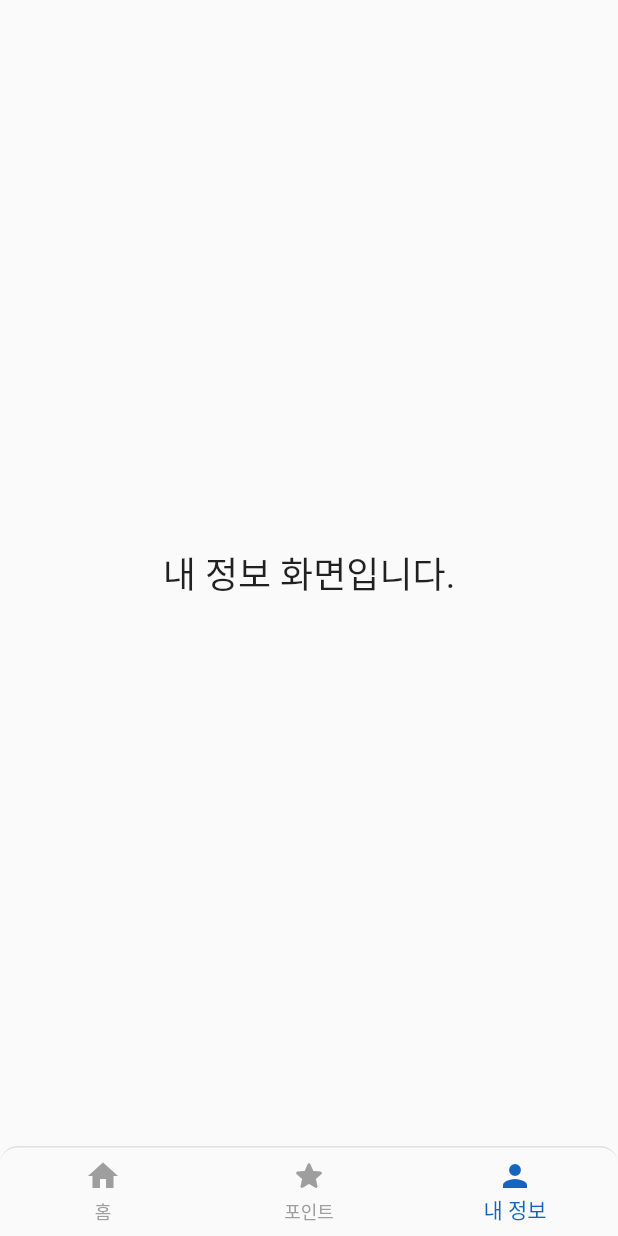
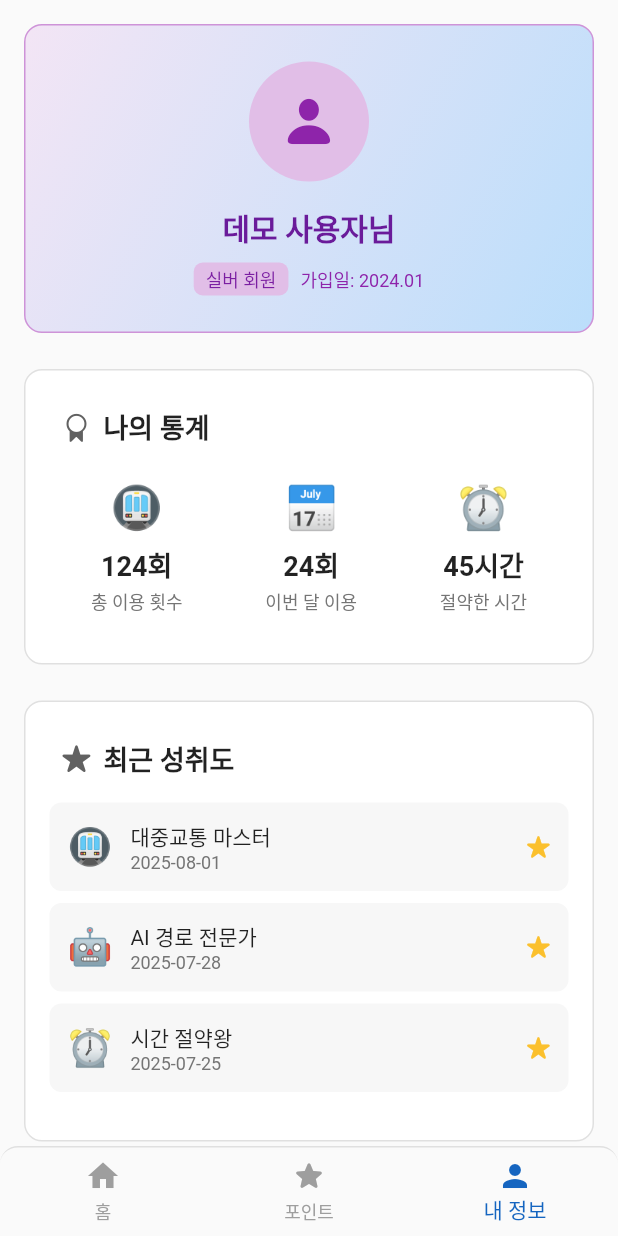
Before and after one commit to LikeLion-CJU-CPR/bustar_app, a Flutter app: the screen it shows after launch, item 3 of the bottom bar chosen, on a phone screen of 412 x 824 dp. Run offline on Flutter 3.47's test engine with Material 3 defaults, Android fonts, the phone set to English and light mode, and no system bars.

Commit message:
feat: 내 정보 페이지 작성
- 내 정보 페이지 내용 작성
- 내 정보 페이지 관련 파일들을 screens/my_info 디렉토리로 배치

```diff
--- a/lib/main_screen.dart
+++ b/lib/main_screen.dart
@@ -2,7 +2,7 @@ import 'package:bustar_app/screens/point_screen.dart';
 import 'package:flutter/material.dart';
 
 import 'screens/home_screen.dart';
-import 'screens/my_info_screen.dart';
+import 'screens/my_info/my_info_screen.dart';
 
 class MainScreen extends StatefulWidget {
   const MainScreen({super.key});
--- /dev/null
+++ b/lib/screens/my_info/my_info_screen.dart
@@ -0,0 +1,67 @@
+import 'package:flutter/material.dart';
+
+import 'widgets/achievements_card.dart';
+import 'widgets/header_card.dart';
+import 'widgets/stats_card.dart';
+
+/// 사용자 정보 화면을 표시하는 스크린 위젯입니다.
+///
+/// 사용자 이름, 등급, 가입일, 주요 통계, 최근 성취도, 앱 정보 등을
+/// 각각의 카드 형태로 보여줍니다.
+class MyInfoScreen extends StatelessWidget {
+  /// 기본 사용자 이름을 '데모 사용자'로 설정합니다.
+  const MyInfoScreen({super.key, this.userName = "데모 사용자"});
+
+  /// 사용자 이름. 홈 스크린 등 다른 곳에서 전달받을 수 있습니다.
+  final String userName;
+
+  @override
+  Widget build(BuildContext context) {
+    // --- 임시 데이터 ---
+    // 실제 앱에서는 이 데이터들을 API 호출 등을 통해 동적으로 가져와야 합니다.
+    const String userLevel = "실버 회원";
+    const String memberSince = "2024.01";
+
+    // '나의 통계' 카드에 표시될 데이터 목록
+    final List<Map<String, String>> stats = [
+      {"label": "총 이용 횟수", "value": "124회", "icon": "🚇"},
+      {"label": "이번 달 이용", "value": "24회", "icon": "📅"},
+      {"label": "절약한 시간", "value": "45시간", "icon": "⏰"},
+    ];
+
+    // '최근 성취도' 카드에 표시될 데이터 목록
+    final List<Map<String, String>> recentAchievements = [
+      {"name": "대중교통 마스터", "icon": "🚇", "date": "2025-08-01"},
+      {"name": "AI 경로 전문가", "icon": "🤖", "date": "2025-07-28"},
+      {"name": "시간 절약왕", "icon": "⏰", "date": "2025-07-25"},
+    ];
+    // --- 임시 데이터 끝 ---
+
+    return Scaffold(
+      backgroundColor: Colors.grey[50], // 화면 전체 배경색을 밝은 회색으로 설정
+      body: SafeArea(
+        child: SingleChildScrollView(
+          // 내용이 길어지면 스크롤이 가능하도록 합니다.
+          child: Padding(
+            padding: const EdgeInsets.all(16.0), // 화면 전체에 여백을 줍니다.
+            child: Column(
+              children: [
+                // 각 정보 섹션을 카드 위젯으로 만듭니다.
+                HeaderCard(
+                  userName: userName,
+                  userLevel: userLevel,
+                  memberSince: memberSince,
+                ),
+                const SizedBox(height: 24), // 카드 사이의 간격
+                StatsCard(stats: stats),
+                const SizedBox(height: 24),
+                AchievementsCard(achievements: recentAchievements),
+                const SizedBox(height: 24),
+              ],
+            ),
+          ),
+        ),
+      ),
+    );
+  }
+}
--- /dev/null
+++ b/lib/screens/my_info/widgets/achievements_card.dart
@@ -0,0 +1,55 @@
+import 'package:flutter/cupertino.dart';
+import 'package:flutter/material.dart';
+
+import '../../../widgets/custom_card.dart';
+
+class AchievementsCard extends StatelessWidget {
+  const AchievementsCard({super.key, required this.achievements});
+
+  final List<Map<String, String>> achievements;
+
+  @override
+  Widget build(BuildContext context) {
+    return CustomCard(
+      header: const CardHeader(icon: CupertinoIcons.star_fill, title: '최근 성취도'),
+      content: Column(
+        children: achievements.map((item) {
+          return Container(
+            margin: const EdgeInsets.only(bottom: 8, left: 16, right: 16),
+            padding: const EdgeInsets.all(12.0),
+            decoration: BoxDecoration(
+              color: Colors.grey.shade200.withValues(alpha: .5),
+              borderRadius: BorderRadius.circular(8.0),
+            ),
+            child: Row(
+              children: [
+                Text(item['icon']!, style: const TextStyle(fontSize: 24)),
+                const SizedBox(width: 12),
+                Expanded(
+                  child: Column(
+                    crossAxisAlignment: CrossAxisAlignment.start,
+                    children: [
+                      Text(item['name']!, style: const TextStyle(fontSize: 14)),
+                      Text(
+                        item['date']!,
+                        style: TextStyle(
+                          fontSize: 12,
+                          color: Colors.grey.shade600,
+                        ),
+                      ),
+                    ],
+                  ),
+                ),
+                Icon(
+                  CupertinoIcons.star_fill,
+                  size: 16,
+                  color: Colors.yellow.shade700,
+                ),
+              ],
+            ),
+          );
+        }).toList(),
+      ),
+    );
+  }
+}
--- /dev/null
+++ b/lib/screens/my_info/widgets/header_card.dart
@@ -0,0 +1,79 @@
+import 'package:flutter/cupertino.dart';
+import 'package:flutter/material.dart';
+
+class HeaderCard extends StatelessWidget {
+  const HeaderCard({
+    super.key,
+    required this.userName,
+    required this.userLevel,
+    required this.memberSince,
+  });
+
+  final String userName;
+  final String userLevel;
+  final String memberSince;
+
+  @override
+  Widget build(BuildContext context) {
+    return Container(
+      padding: const EdgeInsets.all(24.0),
+      decoration: BoxDecoration(
+        gradient: LinearGradient(
+          colors: [Colors.purple.shade50, Colors.blue.shade100],
+          begin: Alignment.topLeft,
+          end: Alignment.bottomRight,
+        ),
+        borderRadius: BorderRadius.circular(12.0),
+        border: Border.all(color: Colors.purple.shade200),
+      ),
+      child: Column(
+        children: [
+          CircleAvatar(
+            radius: 40,
+            backgroundColor: Colors.purple.shade100,
+            child: Icon(
+              CupertinoIcons.person_fill,
+              size: 40,
+              color: Colors.purple.shade600,
+            ),
+          ),
+          const SizedBox(height: 16),
+          Text(
+            '$userName님',
+            style: TextStyle(
+              fontSize: 20,
+              color: Colors.purple.shade800,
+              fontWeight: FontWeight.bold,
+            ),
+          ),
+          const SizedBox(height: 8),
+          Row(
+            mainAxisAlignment: MainAxisAlignment.center,
+            children: [
+              Container(
+                padding: const EdgeInsets.symmetric(horizontal: 8, vertical: 2),
+                decoration: BoxDecoration(
+                  color: Colors.purple.shade100,
+                  borderRadius: BorderRadius.circular(6.0),
+                ),
+                child: Text(
+                  userLevel,
+                  style: TextStyle(
+                    color: Colors.purple.shade700,
+                    fontSize: 12,
+                    fontWeight: FontWeight.w500,
+                  ),
+                ),
+              ),
+              const SizedBox(width: 8),
+              Text(
+                '가입일: $memberSince',
+                style: TextStyle(fontSize: 12, color: Colors.purple.shade600),
+              ),
+            ],
+          ),
+        ],
+      ),
+    );
+  }
+}
--- /dev/null
+++ b/lib/screens/my_info/widgets/stats_card.dart
@@ -0,0 +1,46 @@
+import 'package:flutter/cupertino.dart';
+import 'package:flutter/material.dart';
+
+import '../../../widgets/custom_card.dart';
+
+class StatsCard extends StatelessWidget {
+  const StatsCard({super.key, required this.stats});
+
+  final List<Map<String, String>> stats;
+
+  @override
+  Widget build(BuildContext context) {
+    return CustomCard(
+      header: const CardHeader(
+        icon: CupertinoIcons.rosette,
+        title: '나의 통계',
+      ),
+      content: Padding(
+        padding: const EdgeInsets.symmetric(horizontal: 16.0, vertical: 8.0),
+        child: Row(
+          mainAxisAlignment: MainAxisAlignment.spaceAround,
+          children: stats.map((stat) {
+            return Column(
+              children: [
+                Text(stat['icon']!, style: const TextStyle(fontSize: 28)),
+                const SizedBox(height: 8),
+                Text(
+                  stat['value']!,
+                  style: const TextStyle(
+                    fontSize: 18,
+                    fontWeight: FontWeight.bold,
+                  ),
+                ),
+                const SizedBox(height: 2),
+                Text(
+                  stat['label']!,
+                  style: TextStyle(fontSize: 12, color: Colors.grey.shade600),
+                ),
+              ],
+            );
+          }).toList(),
+        ),
+      ),
+    );
+  }
+}
--- a/lib/screens/my_info_screen.dart
+++ /dev/null
@@ -1,19 +0,0 @@
-import 'package:flutter/material.dart';
-
-class MyInfoScreen extends StatelessWidget {
-  const MyInfoScreen({super.key});
-
-  @override
-  Widget build(BuildContext context) {
-    return const Scaffold(
-      body: SafeArea(
-        child: Center(
-          child: Column(
-            mainAxisAlignment: MainAxisAlignment.center,
-            children: [Text('내 정보 화면입니다.', style: TextStyle(fontSize: 24))],
-          ),
-        ),
-      ),
-    );
-  }
-}
--- /dev/null
+++ b/lib/widgets/custom_card.dart
@@ -0,0 +1,74 @@
+import 'package:flutter/material.dart';
+
+/// 앱 전체에서 일관된 스타일을 제공하는 재사용 가능한 카드 위젯입니다.
+///
+/// `header`와 `content` 영역으로 구성되며, 흰색 배경, 둥근 모서리, 그림자 효과가
+/// 기본으로 적용됩니다. (웹 프론트엔드의 Card 컴포넌트와 유사한 역할)
+class CustomCard extends StatelessWidget {
+  /// 카드의 제목 영역에 표시될 위젯입니다. (옵션)
+  /// 보통 `CardHeader` 위젯이 사용됩니다.
+  final Widget? header;
+
+  /// 카드의 본문 영역에 표시될 위젯입니다. (필수)
+  final Widget content;
+
+  const CustomCard({super.key, this.header, required this.content});
+
+  @override
+  Widget build(BuildContext context) {
+    return Container(
+      decoration: BoxDecoration(
+        color: Colors.white, // 카드 배경색
+        borderRadius: BorderRadius.circular(
+          12.0,
+        ), // 모서리를 둥글게 (tailwind의 rounded-xl 정도)
+        border: Border.all(color: Colors.grey.shade300, width: 1.0), // 회색 테두리
+      ),
+      child: Column(
+        crossAxisAlignment: CrossAxisAlignment.stretch, // 자식 위젯들을 가로로 꽉 채웁니다.
+        children: [
+          // header가 null이 아닐 경우에만 표시합니다.
+          if (header != null) header!,
+          Padding(
+            padding: EdgeInsets.only(
+              top: header == null ? 24.0 : 0,
+              bottom: 24.0,
+            ),
+            child: content,
+          ),
+        ],
+      ),
+    );
+  }
+}
+
+/// `CustomCard`의 헤더 영역을 꾸미기 위한 위젯입니다.
+///
+/// 아이콘과 제목을 가로로 나란히 표시합니다.
+class CardHeader extends StatelessWidget {
+  /// 헤더 왼쪽에 표시될 아이콘입니다.
+  final IconData icon;
+
+  /// 헤더에 표시될 텍스트입니다.
+  final String title;
+
+  const CardHeader({super.key, required this.icon, required this.title});
+
+  @override
+  Widget build(BuildContext context) {
+    return Padding(
+      // 헤더 내부 여백 설정
+      padding: const EdgeInsets.fromLTRB(24, 24, 24, 16),
+      child: Row(
+        children: [
+          Icon(icon, size: 20, color: Colors.grey.shade700),
+          const SizedBox(width: 8), // 아이콘과 텍스트 사이 간격
+          Text(
+            title,
+            style: const TextStyle(fontSize: 18, fontWeight: FontWeight.bold),
+          ),
+        ],
+      ),
+    );
+  }
+}
```
